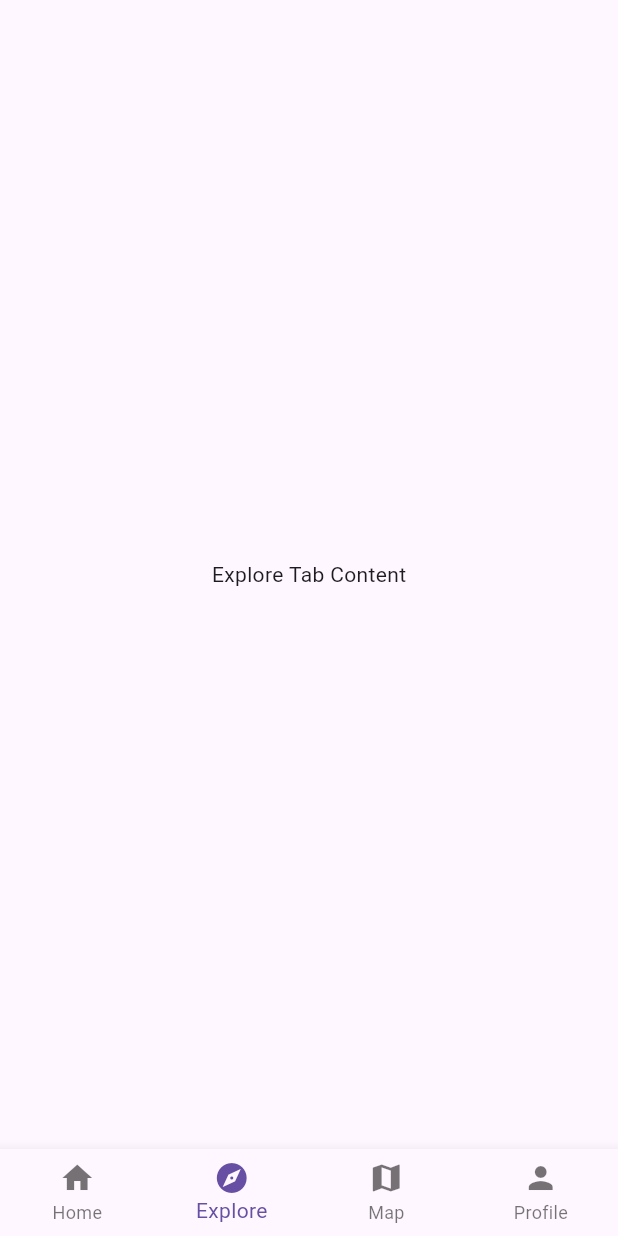
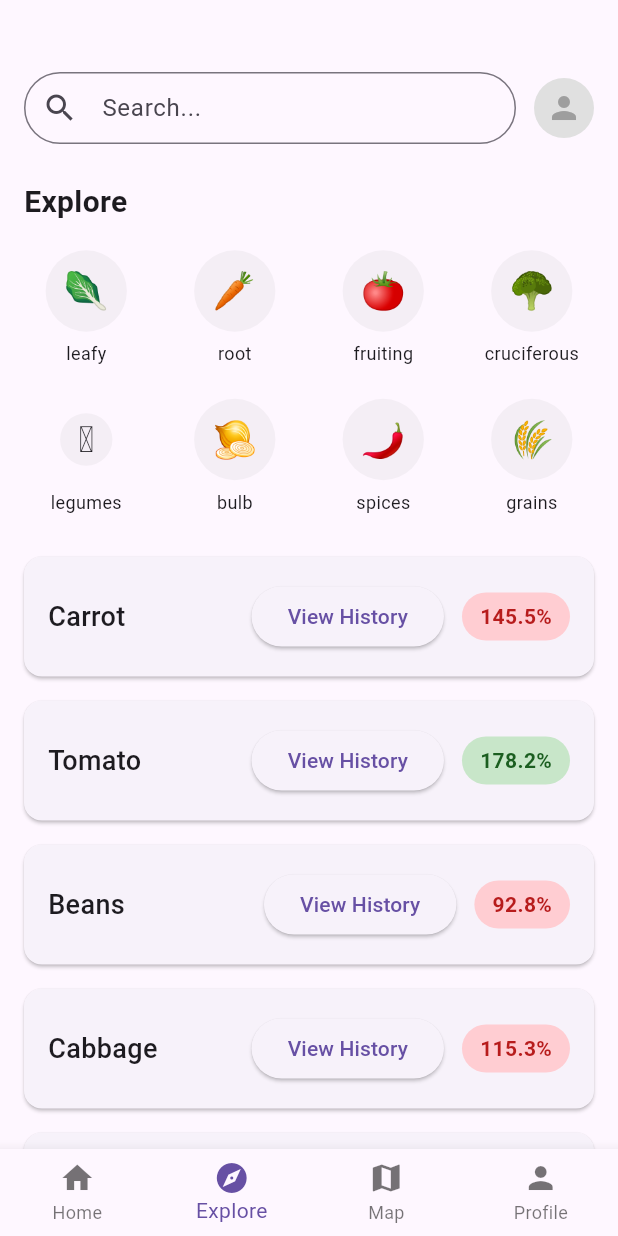
Before and after one commit to Ivan-6332/Freshtrack, a Flutter app: the MainScreen screen opened by its route, item 2 of the bottom bar chosen, on a phone screen of 412 x 824 dp. Run offline on Flutter 3.47's test engine with Material 3 defaults, Android fonts, the phone set to English and light mode, and no system bars.

Commit message:
developed explore tab

```diff
--- /dev/null
+++ b/frontend/lib/components/category_grid.dart
@@ -0,0 +1,61 @@
+// lib/components/category_grid.dart
+import 'package:flutter/material.dart';
+
+class CategoryGrid extends StatelessWidget {
+  final List<Map<String, dynamic>> categories;
+  final Function(String) onCategorySelected;
+  final String? selectedCategory;
+
+  const CategoryGrid({
+    super.key,
+    required this.categories,
+    required this.onCategorySelected,
+    this.selectedCategory,
+  });
+
+  @override
+  Widget build(BuildContext context) {
+    return GridView.builder(
+      shrinkWrap: true,
+      physics: const NeverScrollableScrollPhysics(),
+      gridDelegate: const SliverGridDelegateWithFixedCrossAxisCount(
+        crossAxisCount: 4,
+        crossAxisSpacing: 16,
+        mainAxisSpacing: 16,
+      ),
+      itemCount: categories.length,
+      itemBuilder: (context, index) {
+        final category = categories[index];
+        final isSelected = category['name'] == selectedCategory;
+
+        return GestureDetector(
+          onTap: () => onCategorySelected(category['name']),
+          child: Column(
+            children: [
+              Container(
+                decoration: BoxDecoration(
+                  shape: BoxShape.circle,
+                  color: isSelected ? Colors.blue.withOpacity(0.2) : Colors.grey.withOpacity(0.1),
+                ),
+                padding: const EdgeInsets.all(12),
+                child: Text(
+                  category['icon'],
+                  style: const TextStyle(fontSize: 24),
+                ),
+              ),
+              const SizedBox(height: 4),
+              Text(
+                category['name'].split(' ')[0],
+                style: TextStyle(
+                  fontSize: 12,
+                  fontWeight: isSelected ? FontWeight.bold : FontWeight.normal,
+                ),
+                overflow: TextOverflow.ellipsis,
+              ),
+            ],
+          ),
+        );
+      },
+    );
+  }
+}
--- /dev/null
+++ b/frontend/lib/data/app_data.dart
@@ -0,0 +1,75 @@
+// lib/data/app_data.dart
+class AppData {
+  static final List<Map<String, dynamic>> vegetables = [
+    {
+      "id": 1,
+      "name": "Carrot",
+      "demand": 145.5,
+      "isFavorited": false,
+      "category": "root vegetables"
+    },
+    {
+      "id": 2,
+      "name": "Tomato",
+      "demand": 178.2,
+      "isFavorited": true,
+      "category": "fruiting vegetables"
+    },
+    {
+      "id": 3,
+      "name": "Beans",
+      "demand": 92.8,
+      "isFavorited": true,
+      "category": "legumes & pods"
+    },
+    {
+      "id": 4,
+      "name": "Cabbage",
+      "demand": 115.3,
+      "isFavorited": false,
+      "category": "cruciferous vegetables"
+    },
+    {
+      "id": 5,
+      "name": "Onion",
+      "demand": 167.9,
+      "isFavorited": true,
+      "category": "bulb vegetables"
+    }
+  ];
+
+  static final List<Map<String, dynamic>> categories = [
+    {
+      "name": "leafy greens",
+      "icon": "🥬"
+    },
+    {
+      "name": "root vegetables",
+      "icon": "🥕"
+    },
+    {
+      "name": "fruiting vegetables",
+      "icon": "🍅"
+    },
+    {
+      "name": "cruciferous vegetables",
+      "icon": "🥦"
+    },
+    {
+      "name": "legumes & pods",
+      "icon": "🫘"
+    },
+    {
+      "name": "bulb vegetables",
+      "icon": "🧅"
+    },
+    {
+      "name": "spices",
+      "icon": "🌶️"
+    },
+    {
+      "name": "grains",
+      "icon": "🌾"
+    }
+  ];
+}
--- a/frontend/lib/models/crop.dart
+++ b/frontend/lib/models/crop.dart
@@ -4,12 +4,14 @@ class Crop {
   final String name;
   final double demand;
   final bool isFavorited;
+  final String category;
 
   Crop({
     required this.id,
     required this.name,
     required this.demand,
     required this.isFavorited,
+    required this.category,
   });
 
   factory Crop.fromJson(Map<String, dynamic> json) {
@@ -18,6 +20,7 @@ class Crop {
       name: json['name'],
       demand: json['demand'].toDouble(),
       isFavorited: json['isFavorited'],
+      category: json['category'],
     );
   }
 }
--- a/frontend/lib/tabs/explore_tab.dart
+++ b/frontend/lib/tabs/explore_tab.dart
@@ -1,13 +1,87 @@
 // lib/screens/tabs/explore_tab.dart
 import 'package:flutter/material.dart';
+import '../../models/crop.dart';
+import '../../components/search_bar.dart';
+import '../../components/crop_card.dart';
+import '../../components/category_grid.dart';
+import '../../data/app_data.dart';
 
-class ExploreTab extends StatelessWidget {
+class ExploreTab extends StatefulWidget {
   const ExploreTab({super.key});
 
   @override
+  State<ExploreTab> createState() => _ExploreTabState();
+}
+
+class _ExploreTabState extends State<ExploreTab> {
+  String? selectedCategory;
+  List<Crop> crops = [];
+
+  @override
+  void initState() {
+    super.initState();
+    _loadCrops();
+  }
+
+  void _loadCrops() {
+    setState(() {
+      crops = AppData.vegetables.map((json) => Crop.fromJson(json)).toList();
+    });
+  }
+
+  void _onCategorySelected(String category) {
+    setState(() {
+      selectedCategory = selectedCategory == category ? null : category;
+    });
+  }
+
+  @override
   Widget build(BuildContext context) {
-    return const Center(
-      child: Text('Explore Tab Content'),
+    final filteredCrops = selectedCategory != null
+        ? crops.where((crop) => crop.category == selectedCategory).toList()
+        : crops;
+
+    return SingleChildScrollView(
+      child: Column(
+        crossAxisAlignment: CrossAxisAlignment.start,
+        children: [
+          const SizedBox(height: 48),
+          const SearchBarWithProfile(),
+          const SizedBox(height: 24),
+          const Padding(
+            padding: EdgeInsets.symmetric(horizontal: 16.0),
+            child: Text(
+              'Explore',
+              style: TextStyle(
+                fontSize: 20,
+                fontWeight: FontWeight.bold,
+              ),
+            ),
+          ),
+          Padding(
+            padding: const EdgeInsets.all(16.0),
+            child: CategoryGrid(
+              categories: AppData.categories,
+              onCategorySelected: _onCategorySelected,
+              selectedCategory: selectedCategory,
+            ),
+          ),
+          if (selectedCategory != null) ...[
+            Padding(
+              padding: const EdgeInsets.symmetric(horizontal: 16.0),
+              child: Text(
+                selectedCategory!,
+                style: const TextStyle(
+                  fontSize: 20,
+                  fontWeight: FontWeight.bold,
+                ),
+              ),
+            ),
+          ],
+          ...filteredCrops.map((crop) => CropCard(crop: crop)),
+          const SizedBox(height: 16),
+        ],
+      ),
     );
   }
 }
--- a/frontend/lib/tabs/home_tab.dart
+++ b/frontend/lib/tabs/home_tab.dart
@@ -1,6 +1,7 @@
 // lib/screens/tabs/home_tab.dart
 import 'package:flutter/material.dart';
 import 'dart:convert';
+import '../../data/app_data.dart';
 import '../../models/crop.dart';
 import '../../components/greeting.dart';
 import '../../components/search_bar.dart';
@@ -23,19 +24,9 @@ class _HomeTabState extends State<HomeTab> {
     _loadCrops();
   }
 
-  Future<void> _loadCrops() async {
-    // In a real app, you would load from assets
-    // For now, we'll hardcode the data
-    final jsonData = [
-      {"id": 1, "name": "Carrot", "demand": 145.5, "isFavorited": false},
-      {"id": 2, "name": "Tomato", "demand": 178.2, "isFavorited": true},
-      {"id": 3, "name": "Beans", "demand": 92.8, "isFavorited": true},
-      {"id": 4, "name": "Cabbage", "demand": 115.3, "isFavorited": false},
-      {"id": 5, "name": "Onion", "demand": 167.9, "isFavorited": true}
-    ];
-
+  void _loadCrops() {
     setState(() {
-      crops = jsonData.map((json) => Crop.fromJson(json)).toList();
+      crops = AppData.vegetables.map((json) => Crop.fromJson(json)).toList();
     });
   }
 
```
